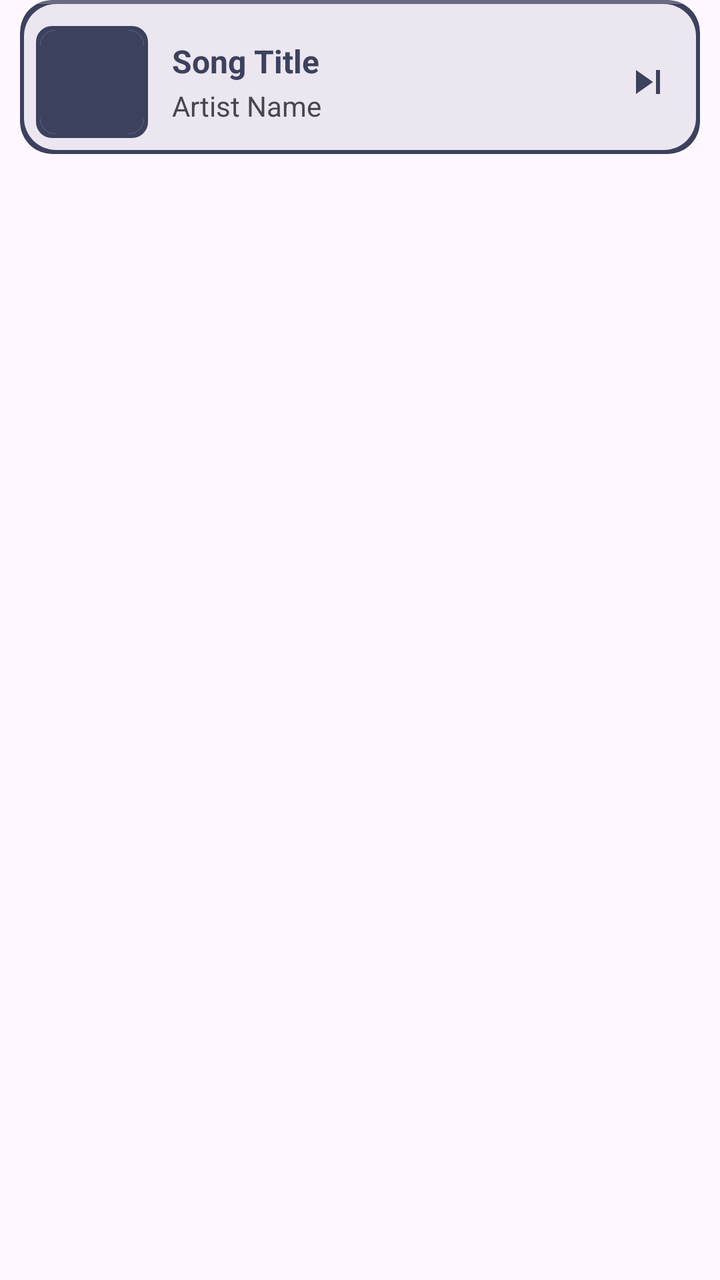
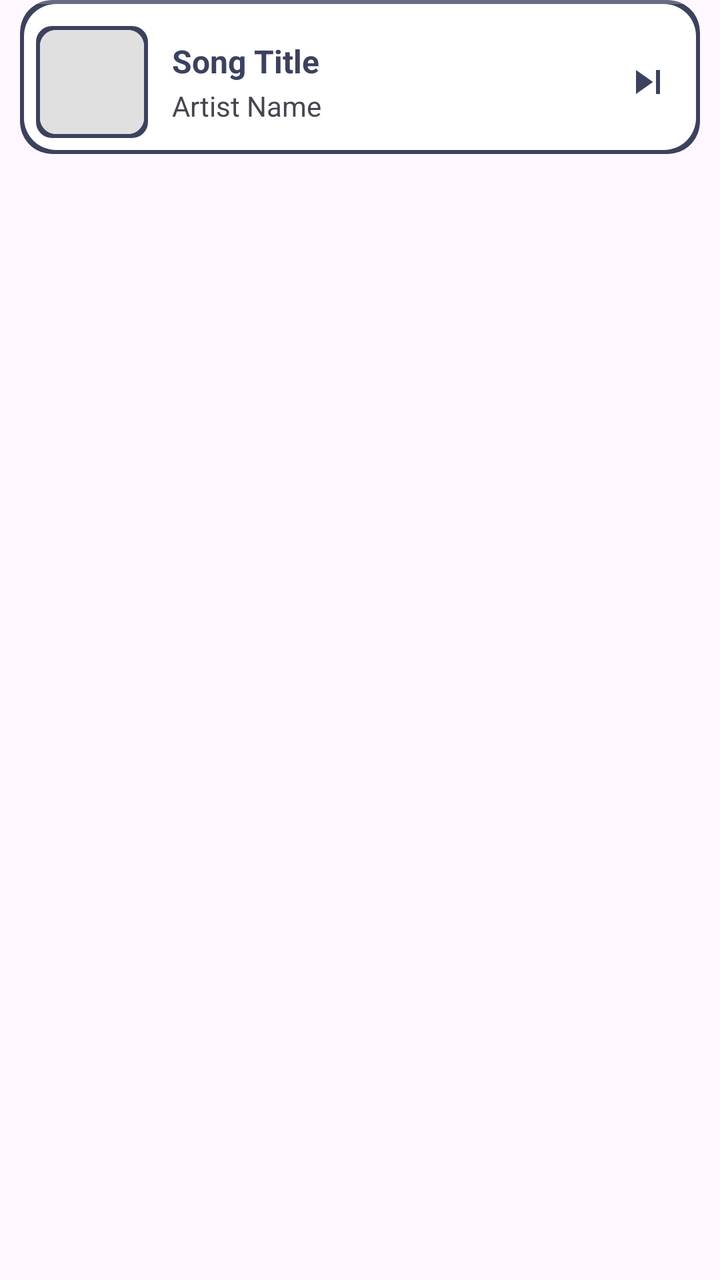

An Android layout rendered at two revisions. The XML below is the earlier revision; the diff shows what the commit changed to produce the second picture.
<!-- AndroidManifest.xml: application theme Theme.MC.One -->
<!-- res/layout/fragment_now_player_bottom.xml -->
<?xml version="1.0" encoding="utf-8"?>
<FrameLayout xmlns:android="http://schemas.android.com/apk/res/android"
    xmlns:app="http://schemas.android.com/apk/res-auto"
    android:layout_width="match_parent"
    android:layout_height="wrap_content"
    android:paddingStart="10dp"
    android:paddingEnd="10dp"
    android:paddingBottom="10dp">

    <com.google.android.material.card.MaterialCardView
        android:id="@+id/cardBottomPlayer"
        android:layout_width="match_parent"
        android:layout_height="wrap_content"
        app:cardBackgroundColor="@android:color/transparent"
        app:cardCornerRadius="16dp"
        app:cardElevation="0dp"
        app:strokeWidth="0dp">

        <LinearLayout
            android:layout_width="match_parent"
            android:layout_height="wrap_content"
            android:background="@drawable/background_border"
            android:orientation="vertical">

            <ProgressBar
                android:id="@+id/miniProgressBar"
                style="?android:attr/progressBarStyleHorizontal"
                android:layout_width="match_parent"
                android:layout_height="2dp"
                android:max="100"
                android:progress="0"
                android:progressBackgroundTint="?attr/colorSurfaceVariant"
                android:progressTint="?mc_track" />

            <LinearLayout
                android:layout_width="match_parent"
                android:layout_height="wrap_content"
                android:gravity="center_vertical"
                android:orientation="horizontal"
                android:paddingTop="11dp"
                android:paddingBottom="8dp">

                <FrameLayout
                    android:id="@+id/albumArtContainer"
                    android:layout_width="56dp"
                    android:layout_height="56dp"
                    android:layout_marginStart="8dp"
                    android:background="@drawable/image_border2">

                    <com.google.android.material.imageview.ShapeableImageView
                        android:id="@+id/albumArt"
                        android:layout_width="52dp"
                        android:layout_height="52dp"
                        android:layout_gravity="center"
                        android:contentDescription="@null"
                        android:scaleType="centerCrop"
                        android:src="?mc_bg"
                        app:shapeAppearanceOverlay="@style/ShapeAppearance.App.CircleImage" />

                </FrameLayout>

                <LinearLayout
                    android:layout_width="0dp"
                    android:layout_height="wrap_content"
                    android:layout_marginStart="12dp"
                    android:layout_marginEnd="12dp"
                    android:layout_weight="1"
                    android:orientation="vertical">

                    <TextView
                        android:id="@+id/name"
                        android:layout_width="match_parent"
                        android:layout_height="wrap_content"
                        android:ellipsize="end"
                        android:maxLines="1"
                        android:text="@string/song_title"
                        android:textColor="?mc_track"
                        android:textSize="16sp"
                        android:textStyle="bold" />

                    <TextView
                        android:id="@+id/artist"
                        android:layout_width="match_parent"
                        android:layout_height="wrap_content"
                        android:layout_marginTop="2dp"
                        android:ellipsize="end"
                        android:maxLines="1"
                        android:text="@string/artist_name"
                        android:textColor="?attr/colorOnSurfaceVariant"
                        android:textSize="14sp" />

                </LinearLayout>

                <ImageView
                    android:id="@+id/nextBtn"
                    android:layout_width="36dp"
                    android:layout_height="36dp"
                    android:layout_marginEnd="8dp"
                    android:background="?attr/selectableItemBackgroundBorderless"
                    android:clickable="true"
                    android:contentDescription="@string/next_song"
                    android:focusable="true"
                    android:padding="6dp"
                    android:src="@drawable/ic_skip_next"
                    app:tint="?mc_track" />

            </LinearLayout>

        </LinearLayout>

    </com.google.android.material.card.MaterialCardView>

</FrameLayout>
<!-- resources referenced by this layout -->
<resources>
  <!-- drawable background_border (drawable) -->
  <?xml version="1.0" encoding="utf-8"?>
  <layer-list xmlns:android="http://schemas.android.com/apk/res/android">
      <item>
          <shape android:shape="rectangle">
              <gradient
                  android:angle="45"
                  android:endColor="?mc_tick"
                  android:startColor="?mc_track"
                  android:type="linear" />
              <corners android:radius="16dp" />
          </shape>
      </item>
      <item
          android:bottom="2dp"
          android:left="2dp"
          android:right="2dp"
          android:top="2dp">
          <shape android:shape="rectangle">
              <solid android:color="?attr/colorSurfaceContainerHigh" />
              <corners android:radius="16dp" />
          </shape>
      </item>
  </layer-list>
  <!-- drawable ic_skip_next (drawable) -->
  <vector xmlns:android="http://schemas.android.com/apk/res/android"
      android:width="24dp"
      android:height="24dp"
      android:viewportWidth="24"
      android:viewportHeight="24">
      <path
          android:fillColor="@android:color/white"
          android:pathData="M6,18L14.5,12L6,6V18ZM16,6V18H18V6H16Z" />
  </vector>
  <!-- drawable image_border2 (drawable) -->
  <?xml version="1.0" encoding="utf-8"?>
  <layer-list xmlns:android="http://schemas.android.com/apk/res/android">
      <item>
          <shape android:shape="rectangle">
              <gradient
                  android:angle="45"
                  android:endColor="?mc_tick"
                  android:startColor="?mc_track"
                  android:type="linear" />
              <corners android:radius="8dp" />
          </shape>
      </item>
      <item
          android:bottom="2dp"
          android:left="2dp"
          android:right="2dp"
          android:top="2dp">
          <shape android:shape="rectangle">
              <solid android:color="?attr/colorSurfaceContainerHigh" />
              <corners android:radius="8dp" />
          </shape>
      </item>
  </layer-list>
  <string name="artist_name">Artist Name</string>
  <string name="next_song">Next Song</string>
  <string name="song_title">Song Title</string>
  <style name="ShapeAppearance.App.CircleImage" parent="">
          <item name="cornerSize">8dp</item>
      </style>
  <style name="Theme.MC.One" parent="MC_Base_Theme">
          <item name="mc_bg">@color/mc_basic_2</item>
          <item name="mc_tick">@color/mc_basic_2</item>
          <item name="mc_track">@color/mc_basic_2</item>
      </style>
  <style name="MC_Base_Theme" parent="Theme.Material3.DayNight.NoActionBar">
          <item name="android:statusBarColor">@color/mc_white</item>
          <item name="android:windowLightStatusBar">true</item>
          <item name="colorPrimary">@color/mc_colorPrimary</item>
          <item name="colorOnBackground">@color/mc_white</item>
          <item name="colorError">@color/mc_dark</item>
      </style>
  <color name="mc_basic_2">#3c415e</color>
  <color name="mc_white">#ffffff</color>
  <color name="mc_colorPrimary">#fff</color>
  <color name="mc_dark">#000000</color>
</resources>

<!-- the commit's change to res/layout/fragment_now_player_bottom.xml (unified diff, before → after) -->
@@ -54,7 +54,7 @@
                         android:layout_gravity="center"
                         android:contentDescription="@null"
                         android:scaleType="centerCrop"
-                        android:src="?mc_bg"
+                        android:src="@color/image_profile"
                         app:shapeAppearanceOverlay="@style/ShapeAppearance.App.CircleImage" />
 
                 </FrameLayout>
<!-- resource entries referenced after the edit -->
@@ -1,5 +1,6 @@
 <!-- resources referenced by this layout -->
 <resources>
+  <color name="image_profile">#e0e0e0</color>
   <!-- drawable background_border (drawable) -->
   <?xml version="1.0" encoding="utf-8"?>
   <layer-list xmlns:android="http://schemas.android.com/apk/res/android">
@@ -19,7 +20,7 @@
           android:right="2dp"
           android:top="2dp">
           <shape android:shape="rectangle">
-              <solid android:color="?attr/colorSurfaceContainerHigh" />
+              <solid android:color="?attr/colorOnBackground" />
               <corners android:radius="16dp" />
           </shape>
       </item>
